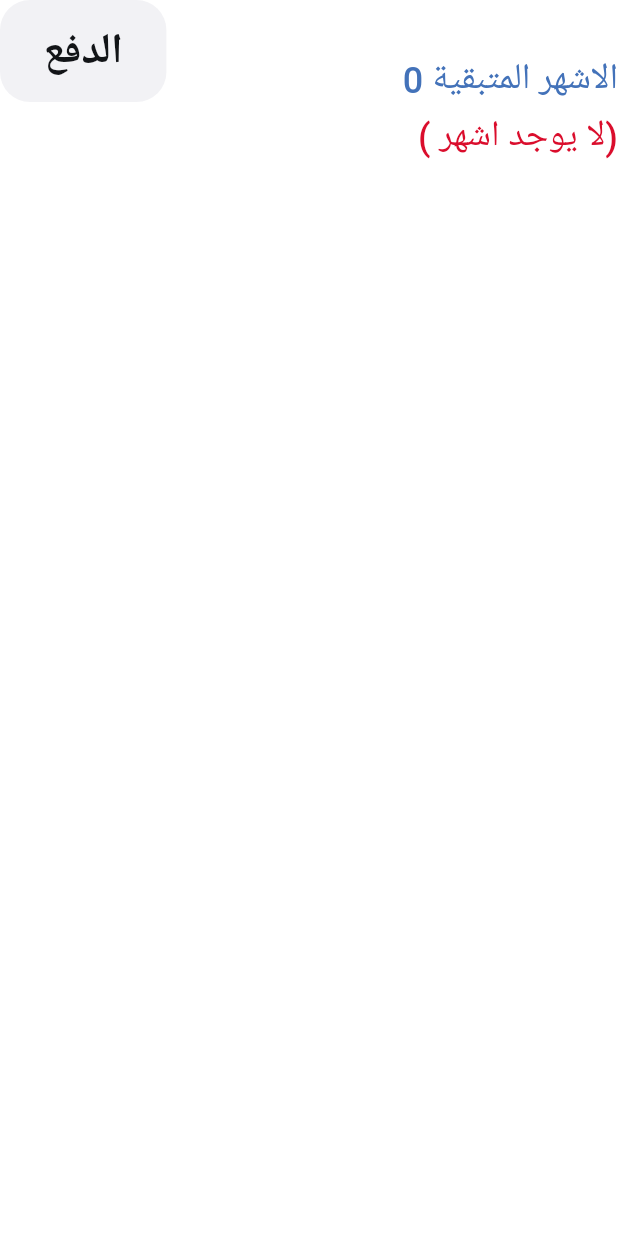
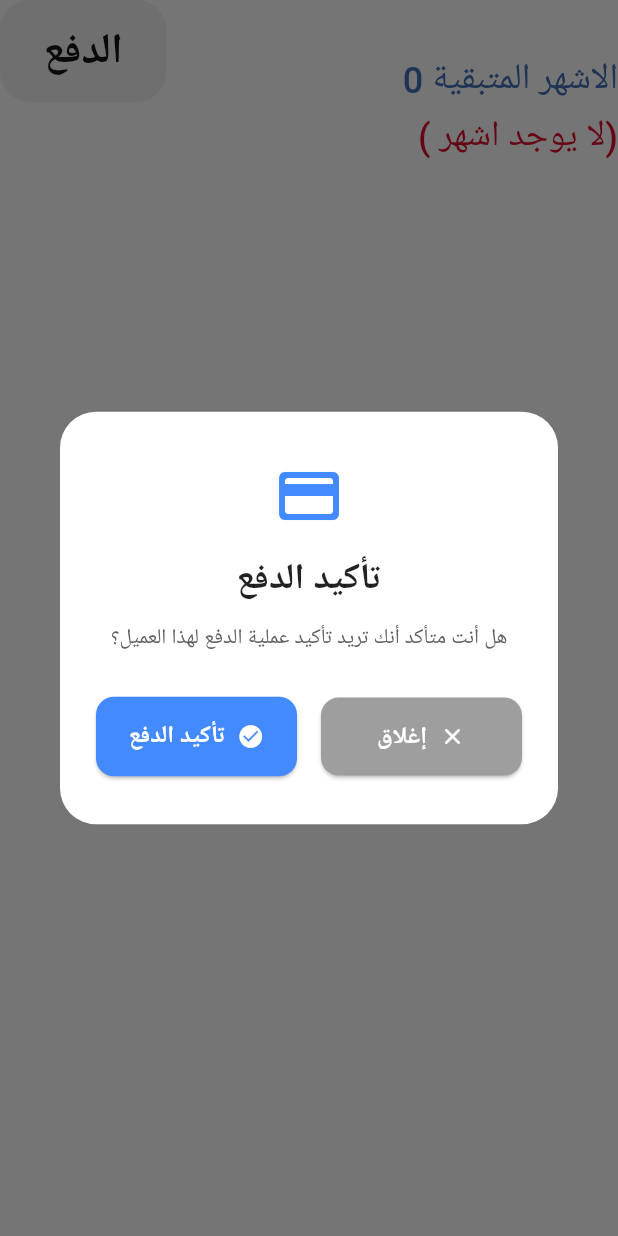
Before and after one commit to youcef-salem/taksit_walid, a Flutter app: the Custumer widget shown alone on an empty page, opened directly with empty values, after a tap on "الدفع", on a phone screen of 412 x 824 dp. Run offline on Flutter 3.47's test engine with Material 3 defaults, Android fonts, the phone set to English and light mode, and no system bars; our stand-ins replace persistent_bottom_nav_bar_v2, sqflite; accounts and stored records are empty.

Commit message:
making the confirmation

```diff
--- a/lib/widgets/custumer.dart
+++ b/lib/widgets/custumer.dart
@@ -1,4 +1,5 @@
 import 'package:flutter/material.dart';
+import 'package:path/path.dart';
 import 'package:taksit_walid/model/customer.dart';
 import 'package:taksit_walid/utilities/luncher.dart';
 import 'package:taksit_walid/widgets/dilago_customer.dart';
@@ -70,8 +71,96 @@ class Custumer extends StatelessWidget {
               ],
             ),
           ),
-          GestureDetector(
-            onTap: () => onPay(custumer),
+          InkWell(
+            onTap: () =>
+            showDialog(context: context, builder: (context){
+                return Dialog(
+                shape: RoundedRectangleBorder(
+                  borderRadius: BorderRadius.circular(24),
+                ),
+                backgroundColor: Colors.white,
+                child: Padding(
+                  padding: const EdgeInsets.symmetric(vertical: 32, horizontal: 24),
+                  child: Column(
+                  mainAxisSize: MainAxisSize.min,
+                  children: [
+                    Icon(
+                    Icons.payment_rounded,
+                    color: Colors.blueAccent,
+                    size: 48,
+                    ),
+                    const SizedBox(height: 16),
+                    Text(
+                    "تأكيد الدفع",
+                    style: Theme.of(context).textTheme.headlineSmall?.copyWith(
+                        color: Colors.black87,
+                        fontWeight: FontWeight.bold,
+                      ),
+                    textAlign: TextAlign.center,
+                    ),
+                    const SizedBox(height: 12),
+                    Text(
+                    "هل أنت متأكد أنك تريد تأكيد عملية الدفع لهذا العميل؟",
+                    style: Theme.of(context).textTheme.bodyMedium?.copyWith(
+                        color: Colors.grey[700],
+                      ),
+                    textAlign: TextAlign.center,
+                    ),
+                    const SizedBox(height: 28),
+                    Row(
+                    children: [
+                      Expanded(
+                      child: ElevatedButton.icon(
+                        onPressed: () => Navigator.pop(context),
+                        icon: const Icon(Icons.close_rounded, color: Colors.white),
+                        label: Text(
+                        'إغلاق',
+                        style: Theme.of(context).textTheme.bodyLarge?.copyWith(
+                            color: Colors.white,
+                            fontWeight: FontWeight.w600,
+                          ),
+                        ),
+                        style: ElevatedButton.styleFrom(
+                        backgroundColor: Colors.grey[500],
+                        shape: RoundedRectangleBorder(
+                          borderRadius: BorderRadius.circular(12),
+                        ),
+                        padding: const EdgeInsets.symmetric(vertical: 14),
+                        ),
+                      ),
+                      ),
+                      const SizedBox(width: 16),
+                      Expanded(
+                      child: ElevatedButton.icon(
+                        onPressed: () =>{
+                          onPay(custumer),
+                          Navigator.pop(context)
+                          },
+                        icon: const Icon(Icons.check_circle, color: Colors.white),
+                        label: Text(
+                        "تأكيد الدفع",
+                        style: Theme.of(context).textTheme.bodyLarge?.copyWith(
+                            color: Colors.white,
+                            fontWeight: FontWeight.w600,
+                          ),
+                        ),
+                        style: ElevatedButton.styleFrom(
+                        backgroundColor: Colors.blueAccent,
+                        shape: RoundedRectangleBorder(
+                          borderRadius: BorderRadius.circular(12),
+                        ),
+                        padding: const EdgeInsets.symmetric(vertical: 14),
+                        ),
+                      ),
+                      ),
+                    ],
+                    ),
+                  ],
+                  ),
+                ),
+                );
+            } )
+          ,
             child: DecoratedBox(
               decoration: BoxDecoration(
                 color: Color(0xFFF2F2F5),
```
